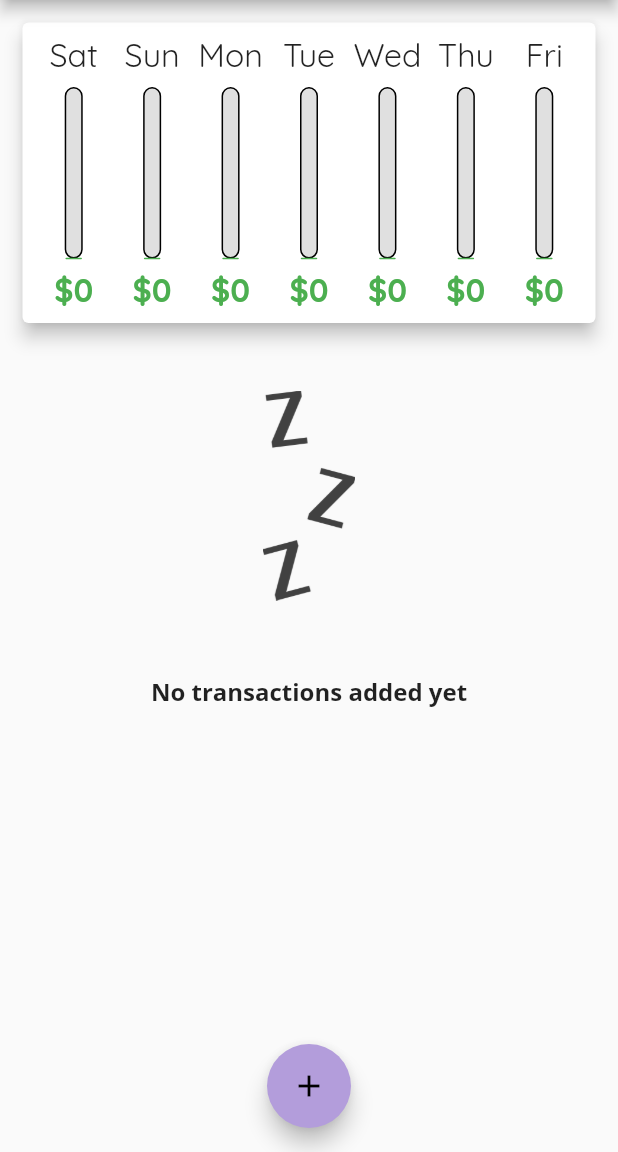
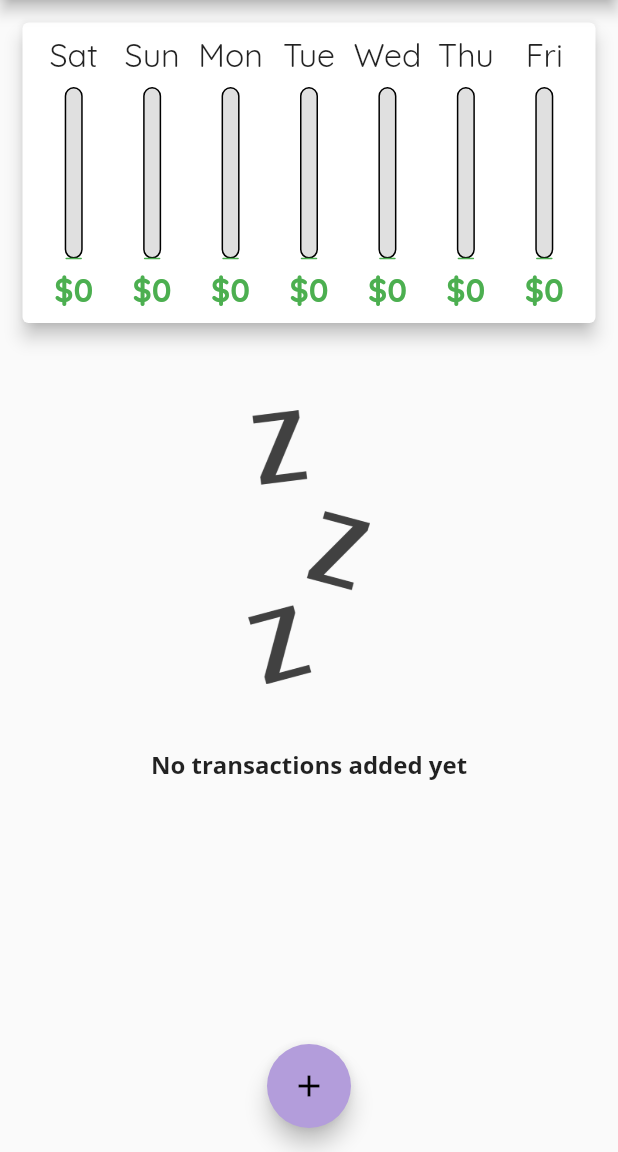
Before and after one commit to daviditco4/personal-expenses-app, a Flutter app: the screen it shows after launch, on a phone screen of 412 x 824 dp, the part 84-1236 px from its top. Run offline on Flutter 3.47's test engine with Material 2 defaults, Android fonts, the phone set to English and light mode, and no system bars.

```diff
--- a/lib/main.dart
+++ b/lib/main.dart
@@ -52,6 +52,7 @@ class MyHomePage extends StatefulWidget {
 
 class _MyHomePageState extends State<MyHomePage> {
   final List<Transaction> _transactions = [];
+  var _showingChart = false;
 
   List<Transaction> get _recentTransactions {
     return _transactions.where((tx) {
@@ -81,6 +82,8 @@ class _MyHomePageState extends State<MyHomePage> {
 
   @override
   Widget build(BuildContext context) {
+    final media = MediaQuery.of(context);
+    final isLandscape = media.orientation == Orientation.landscape;
     final appBar = AppBar(
       title: Text(widget.title),
       actions: [
@@ -90,9 +93,13 @@ class _MyHomePageState extends State<MyHomePage> {
         ),
       ],
     );
-    final media = MediaQuery.of(context);
     final bodyHeight =
         media.size.height - (media.padding.top + appBar.preferredSize.height);
+    final transactionsChart = TransactionsChart(_recentTransactions);
+    final transactionList = TransactionList(
+      _transactions,
+      deleteTx: _deleteTransaction,
+    );
 
     return Scaffold(
       appBar: appBar,
@@ -100,22 +107,38 @@ class _MyHomePageState extends State<MyHomePage> {
         children: [
           Container(
             height: 0.3 * bodyHeight,
-            child: TransactionsChart(_recentTransactions),
+            child: isLandscape
+                ? Row(
+                    mainAxisAlignment: MainAxisAlignment.center,
+                    children: [
+                      Text('Show chart'),
+                      Switch(
+                        value: _showingChart,
+                        onChanged: (value) {
+                          setState(() => _showingChart = value);
+                        },
+                      ),
+                    ],
+                  )
+                : transactionsChart,
           ),
           Container(
             height: 0.7 * bodyHeight,
-            child: TransactionList(
-              _transactions,
-              deleteTx: _deleteTransaction,
-            ),
+            child: isLandscape
+                ? _showingChart
+                    ? transactionsChart
+                    : transactionList
+                : transactionList,
           ),
         ],
       ),
       floatingActionButtonLocation: FloatingActionButtonLocation.centerFloat,
-      floatingActionButton: FloatingActionButton(
-        onPressed: () => _showTransactionForm(context),
-        child: Icon(Icons.add),
-      ),
+      floatingActionButton: isLandscape
+          ? null
+          : FloatingActionButton(
+              onPressed: () => _showTransactionForm(context),
+              child: Icon(Icons.add),
+            ),
     );
   }
 }
--- a/lib/widgets/transaction_list.dart
+++ b/lib/widgets/transaction_list.dart
@@ -47,22 +47,25 @@ class TransactionList extends StatelessWidget {
               );
             },
           )
-        : Column(
+        : LayoutBuilder(
+            builder: (_, constraints) {
+              return Column(
                 children: [
                   Container(
-                height: 200.0,
-                padding: EdgeInsets.all(30.0),
+                    height: 0.5 * constraints.maxHeight,
+                    padding: EdgeInsets.all(0.08 * constraints.maxHeight),
                     child: Image.asset(
                       'assets/images/waiting.png',
                       fit: BoxFit.cover,
                     ),
                   ),
-              SizedBox(height: 20.0),
                   Text(
                     'No transactions added yet',
                     style: Theme.of(context).textTheme.headline6,
                   ),
                 ],
               );
+            },
+          );
   }
 }
```
Lines whose indentation alone changed are shown as unchanged.
